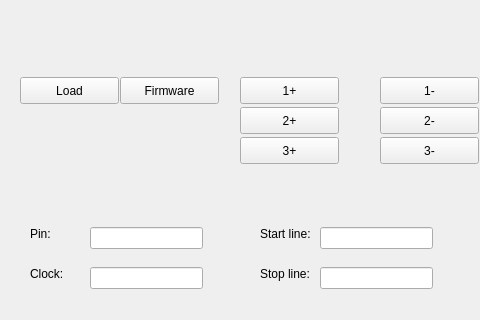
The window that qtEx/mainwindow.ui (wieker/Hantek6022BL) describes before a commit, drawn with Qt 5; both pictures show x 0 to 480 and y 260 to 580 of the 1310 by 671 pixel window.
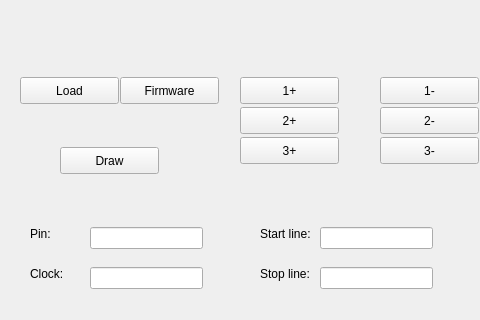
The same window after the commit.

Diff of the .ui file:
```diff
--- a/qtEx/mainwindow.ui
+++ b/qtEx/mainwindow.ui
@@ -272,6 +272,19 @@
      <string>Go</string>
     </property>
    </widget>
+   <widget class="QPushButton" name="pushButton_11">
+    <property name="geometry">
+     <rect>
+      <x>60</x>
+      <y>390</y>
+      <width>99</width>
+      <height>27</height>
+     </rect>
+    </property>
+    <property name="text">
+     <string>Draw</string>
+    </property>
+   </widget>
   </widget>
   <widget class="QMenuBar" name="menuBar">
    <property name="geometry">
```
Left out of the diff: 2 changed lines with no effect on the pictures.
